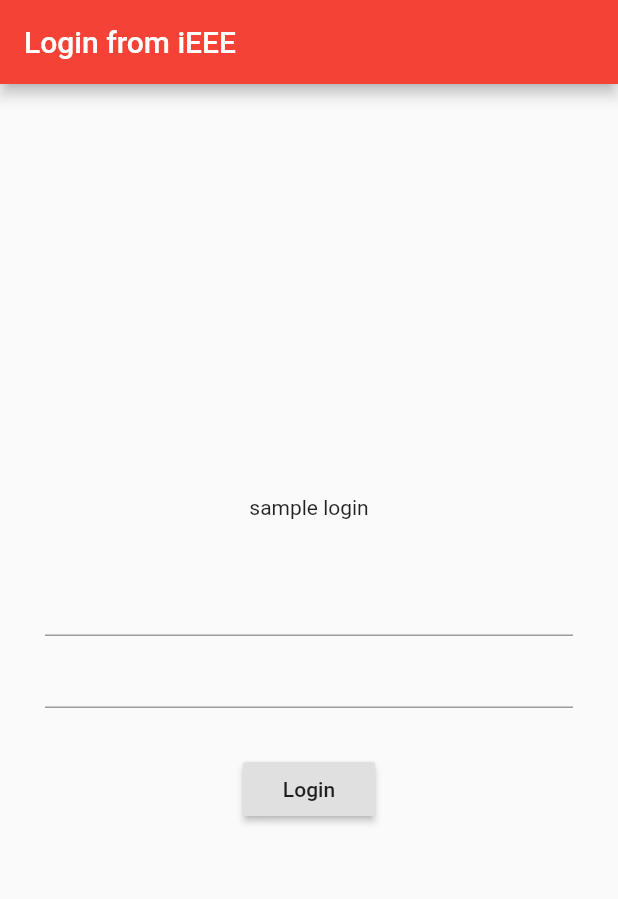
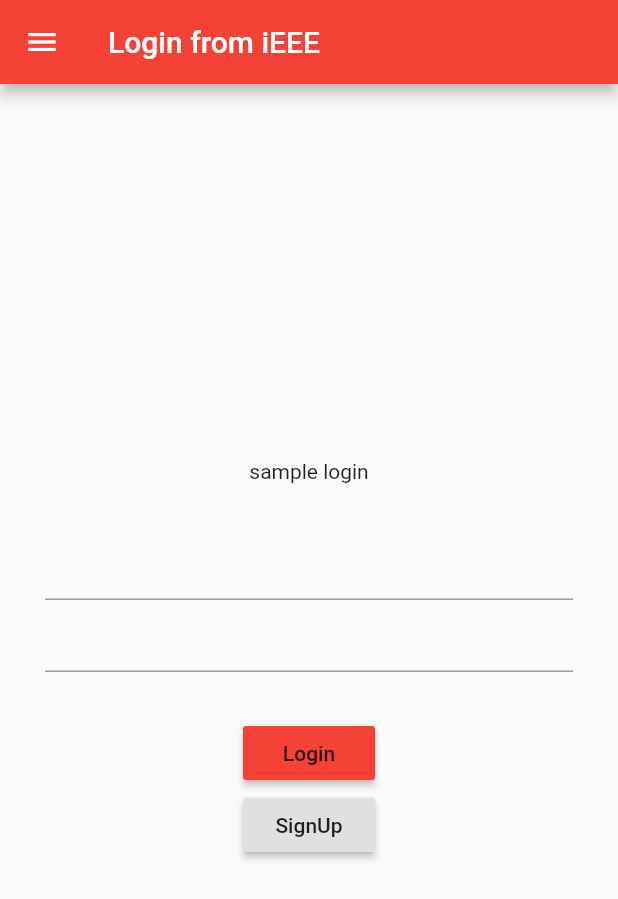
Before and after one commit to HirushaR/Flutte_with_IEEE, a Flutter app: the screen it shows after launch, on a phone screen of 412 x 824 dp. Shown: the top 899 px of the screen. Run offline on Flutter 3.47's test engine with Material 2 defaults, Android fonts, the phone set to English and light mode, and no system bars.

Commit message:
create nav bar

```diff
--- a/first_try/lib/main.dart
+++ b/first_try/lib/main.dart
@@ -15,6 +15,8 @@ class LoginScreen  extends StatelessWidget {
   @override
   Widget build(BuildContext context) {
     return Scaffold(
+      //side nav bar created
+      drawer: Text('menu'),
       appBar: AppBar(
         title: Text('Login from iEEE'),
         backgroundColor: Colors.red,
@@ -29,17 +31,23 @@ class LoginScreen  extends StatelessWidget {
             Text('sample login'),
             Padding(
               padding: EdgeInsets.all(30),
-
             child:Column(
               children: <Widget>[
+                // textField is input type
                 TextField(),
                  TextField(),
               ],
             ),
             ),
             RaisedButton(
+              //raisedbutton is a button
               child: Text('Login'),
               onPressed: ()=>print('login pressed'),
+              color: Colors.red,
+            ),
+            RaisedButton(
+              child: Text('SignUp'),
+              onPressed: ()=>print('sign pressed'),
             )
           ],
         ),
```
